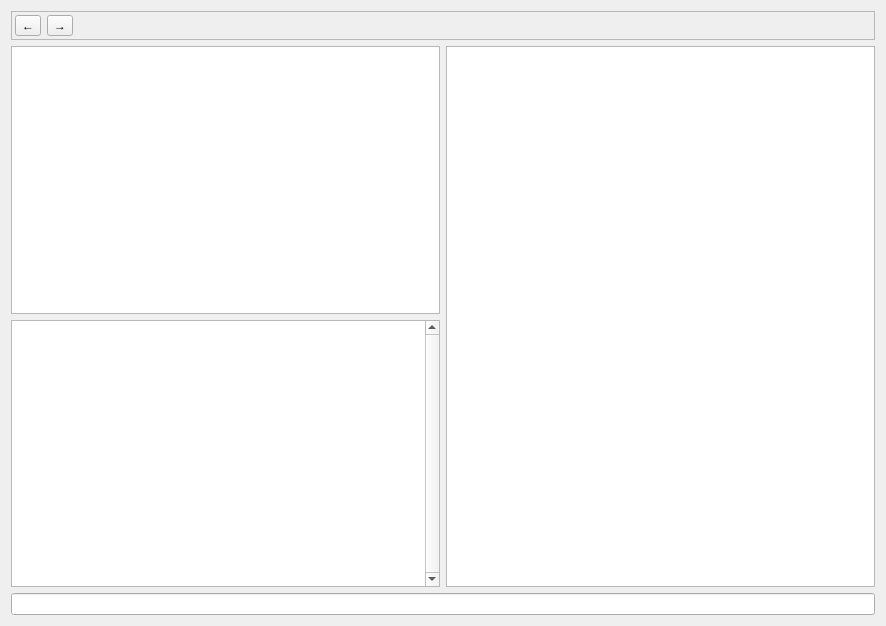
The window that tools/ylliab/parserview.ui (8051Enthusiast/yabo) describes before a commit, drawn with Qt 5.
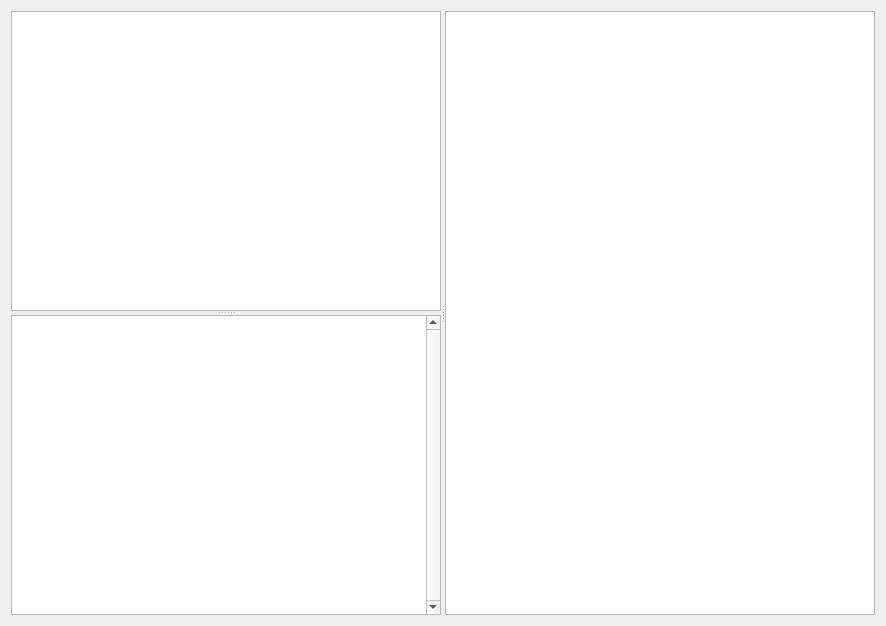
The same window after the commit. Icons and pictures are not drawn. Custom widgets are drawn as their Qt base class.

Commit message:
ylliab: change gui layouts a bit
- toolbar is now in mainwindow and forwards to the active widget
- removed starting page, adding new parser is dialog instead
- use splitters in parserview

```diff
--- a/tools/ylliab/parserview.ui
+++ b/tools/ylliab/parserview.ui
@@ -13,77 +13,17 @@
   <property name="windowTitle">
    <string>Form</string>
   </property>
-  <layout class="QVBoxLayout" name="verticalLayout_2">
-   <item>
-    <widget class="QFrame" name="frame">
-     <property name="frameShape">
-      <enum>QFrame::StyledPanel</enum>
-     </property>
-     <property name="frameShadow">
-      <enum>QFrame::Raised</enum>
-     </property>
-     <layout class="QHBoxLayout" name="horizontalLayout">
-      <property name="leftMargin">
-       <number>3</number>
-      </property>
-      <property name="topMargin">
-       <number>3</number>
-      </property>
-      <property name="rightMargin">
-       <number>3</number>
-      </property>
-      <property name="bottomMargin">
-       <number>3</number>
-      </property>
-      <item>
-       <widget class="QToolButton" name="undoButton">
-        <property name="text">
-         <string>←</string>
-        </property>
-        <property name="icon">
-         <iconset theme="go-previous">
-          <normaloff>.</normaloff>.</iconset>
-        </property>
-        <property name="toolButtonStyle">
-         <enum>Qt::ToolButtonIconOnly</enum>
-        </property>
-       </widget>
-      </item>
-      <item>
-       <widget class="QToolButton" name="redoButton">
-        <property name="text">
-         <string>→</string>
-        </property>
-        <property name="icon">
-         <iconset theme="go-next">
-          <normaloff>.</normaloff>.</iconset>
-        </property>
-       </widget>
-      </item>
-      <item>
-       <spacer name="horizontalSpacer">
-        <property name="orientation">
-         <enum>Qt::Horizontal</enum>
-        </property>
-        <property name="sizeHint" stdset="0">
-         <size>
-          <width>40</width>
-          <height>20</height>
-         </size>
-        </property>
-       </spacer>
-      </item>
-     </layout>
-    </widget>
-   </item>
-   <item>
-    <layout class="QHBoxLayout" name="horizontalLayout_3">
-     <item>
       <layout class="QVBoxLayout" name="verticalLayout">
        <item>
+    <widget class="QSplitter" name="graph_splitter">
+     <property name="orientation">
+      <enum>Qt::Horizontal</enum>
+     </property>
+     <widget class="QSplitter" name="splitter">
+      <property name="orientation">
+       <enum>Qt::Vertical</enum>
+      </property>
         <widget class="QTreeView" name="treeView"/>
-       </item>
-       <item>
         <widget class="HexTableView" name="tableView">
          <property name="verticalScrollBarPolicy">
           <enum>Qt::ScrollBarAlwaysOn</enum>
@@ -104,11 +44,14 @@
           <bool>false</bool>
          </attribute>
         </widget>
-       </item>
-      </layout>
-     </item>
-     <item>
+     </widget>
       <widget class="QGraphicsView" name="graphicsView">
+      <property name="sizePolicy">
+       <sizepolicy hsizetype="Expanding" vsizetype="Expanding">
+        <horstretch>0</horstretch>
+        <verstretch>0</verstretch>
+       </sizepolicy>
+      </property>
        <property name="dragMode">
         <enum>QGraphicsView::ScrollHandDrag</enum>
        </property>
@@ -116,11 +59,7 @@
         <enum>QGraphicsView::FullViewportUpdate</enum>
        </property>
       </widget>
-     </item>
-    </layout>
-   </item>
-   <item>
-    <widget class="QLineEdit" name="lineEdit"/>
+    </widget>
    </item>
   </layout>
  </widget>
```
Left out of the diff: 3 changed lines with no effect on the pictures. Lines whose indentation alone changed are shown as unchanged. The commit also changes 9 other files.
